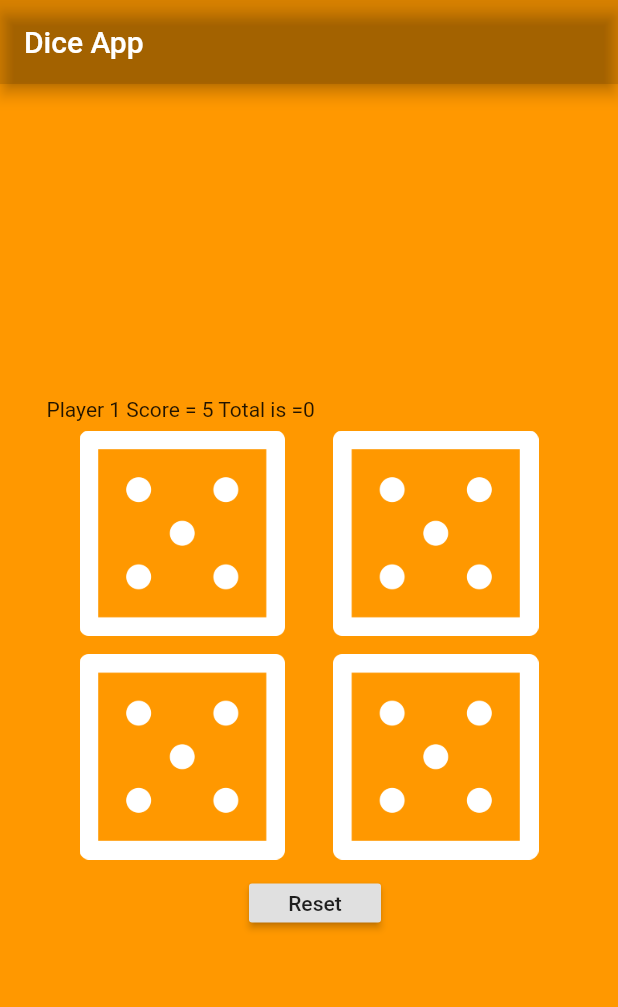
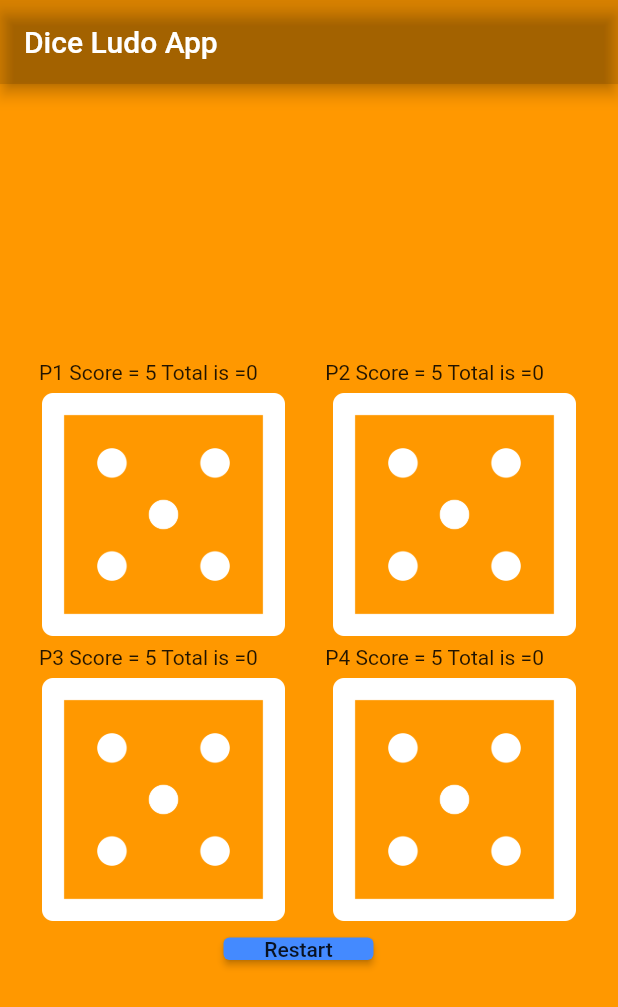
Before and after one commit to Usama9821/Flutter, a Flutter app: the screen it shows after launch, on a phone screen of 412 x 824 dp. Shown: the top 1007 px of the screen. Run offline on Flutter 3.47's test engine with Material 2 defaults, Android fonts, the phone set to English and light mode, and no system bars; our stand-ins replace rflutter_alert.

Commit message:
Update
Adjusted texts and added some more logic with dialogue

```diff
--- a/untitled/lib/main.dart
+++ b/untitled/lib/main.dart
@@ -1,5 +1,8 @@
 import 'dart:math';
+import 'dart:ui';
 import 'package:flutter/material.dart';
+import 'package:flutter/rendering.dart';
+import 'package:rflutter_alert/rflutter_alert.dart';
 
 void main() {
   return runApp(
@@ -8,7 +11,7 @@ void main() {
       home: Scaffold(
         backgroundColor: Colors.orange,
         appBar: AppBar(
-          title: Text("Dice App"),
+          title: Text("Dice Ludo App"),
           backgroundColor: Colors.black12,
         ),
         body: Dicer(),
@@ -40,13 +43,26 @@ class _DicerState extends State<Dicer> {
   Widget build(BuildContext context) {
     return Center(
       child: SizedBox(
-        height: 350,
-        width: 350,
+        height: 400,
+        width: 400,
         child: Column(
           children: [
             Row(
               children: [
-                Text("Player 1 Score = $first" + " Total is =$firstfinal"),
+                Padding(
+                  padding: const EdgeInsets.only(left: 20),
+                  child: Text(
+                    "P1 Score = $first" + " Total is =$firstfinal",
+                    textAlign: TextAlign.left,
+                  ),
+                ),
+                Padding(
+                  padding: const EdgeInsets.only(left: 45),
+                  child: Text(
+                    "P2 Score = $second" + " Total is =$secondresult",
+                    textAlign: TextAlign.right,
+                  ),
+                ),
               ],
             ),
             Padding(
@@ -62,6 +78,43 @@ class _DicerState extends State<Dicer> {
                             first = Random().nextInt(6) + 1;
                             firstfinal = firstfinal + first;
                             tracker1++;
+                            if (firstfinal >= 30) {
+                              Alert(
+                                context: context,
+                                type: AlertType.success,
+                                title: "Congratulations",
+                                desc: "Player 1 got 1st Position",
+                                buttons: [
+                                  DialogButton(
+                                    child: Text(
+                                      "CLOSE",
+                                      style: TextStyle(
+                                          color: Colors.white, fontSize: 20),
+                                    ),
+                                    onPressed: () => Navigator.pop(context),
+                                    width: 120,
+                                  )
+                                ],
+                              ).show();
+                            } else if (tracker1 >= 9 && firstfinal < 30) {
+                              Alert(
+                                context: context,
+                                type: AlertType.error,
+                                title: "Loser",
+                                desc: "Player 1 lost",
+                                buttons: [
+                                  DialogButton(
+                                    child: Text(
+                                      "CLOSE",
+                                      style: TextStyle(
+                                          color: Colors.white, fontSize: 20),
+                                    ),
+                                    onPressed: () => Navigator.pop(context),
+                                    width: 120,
+                                  )
+                                ],
+                              ).show();
+                            }
                           }
                         });
                       },
@@ -79,6 +132,22 @@ class _DicerState extends State<Dicer> {
                   ),
                 ],
               ),
+            ),
+            Row(
+              children: [
+                Padding(
+                  padding: const EdgeInsets.only(left: 20),
+                  child: Text(
+                    "P3 Score = $third" + " Total is =$thirdresult",
+                    textAlign: TextAlign.left,
+                  ),
+                ),
+                Padding(
+                  padding: const EdgeInsets.only(left: 45),
+                  child: Text("P4 Score = $fourth" + " Total is =$fourthresult",
+                      textAlign: TextAlign.right),
+                ),
+              ],
             ),
             Padding(
               padding: const EdgeInsets.all(6.0),
@@ -109,11 +178,18 @@ class _DicerState extends State<Dicer> {
             ),
             Expanded(
               child: Padding(
-                padding: const EdgeInsets.only(left: 135, top: 10),
+                padding: const EdgeInsets.only(left: 143, top: 5),
                 child: Row(
                   children: [
-                    RaisedButton(
-                      child: Text("Reset"),
+                    ElevatedButton(
+                      style: ElevatedButton.styleFrom(
+                        primary: Colors.blueAccent,
+                        onPrimary: Colors.black87,
+                        minimumSize: Size(100, 40),
+                      ),
+                      child: Text(' Restart '),
+                      //color: Colors.black38,
+                      // textColor: Colors.white,
                       onPressed: () {
                         setState(() {
                           firstfinal = 0;
--- a/untitled/pubspec.yaml
+++ b/untitled/pubspec.yaml
@@ -28,6 +28,7 @@ dependencies:
   # The following adds the Cupertino Icons font to your application.
   # Use with the CupertinoIcons class for iOS style icons.
   cupertino_icons: ^1.0.2
+  rflutter_alert: ^2.0.4
 
 dev_dependencies:
   flutter_test:
```
Also changed, not shown: untitled/pubspec.lock.
